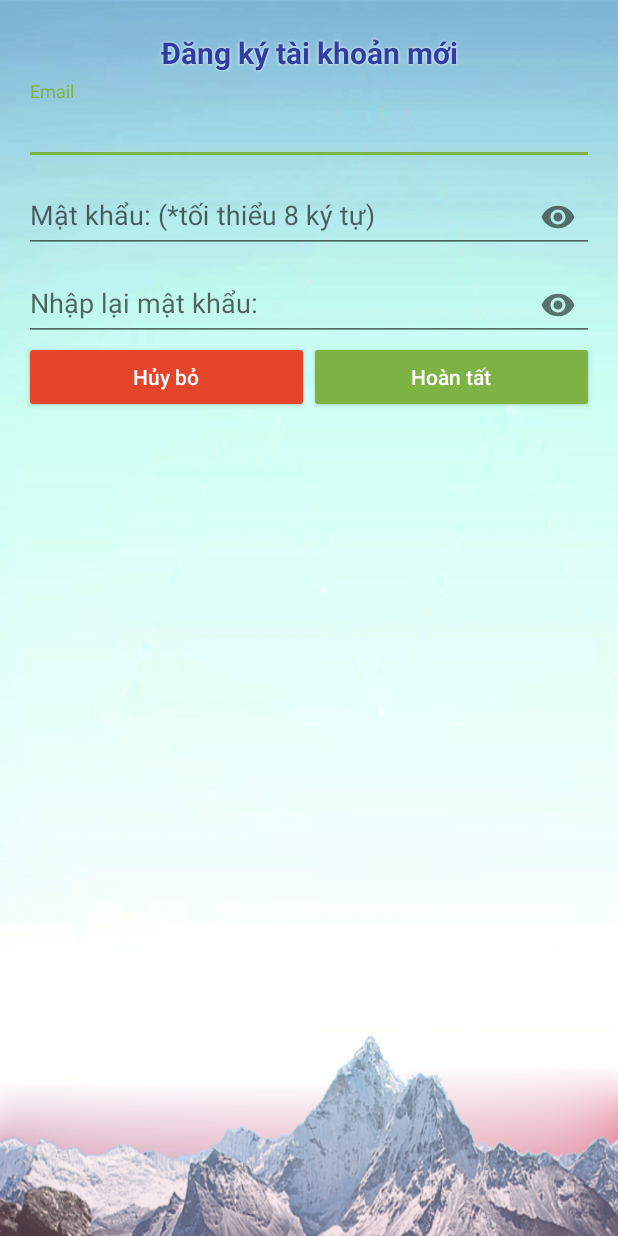
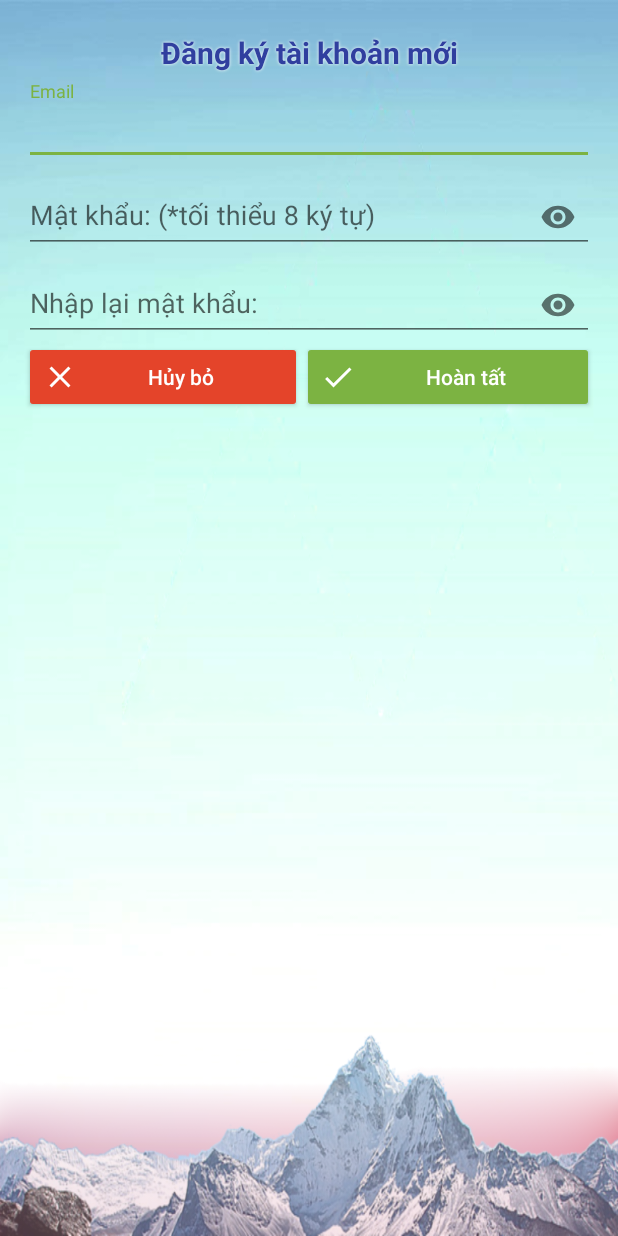
Before and after one commit to hongan126/tmap-personal-expenses, an Android app: the SignupActivity screen opened directly, with no data from a screen before it, on a phone screen of 412 x 824 dp. Run offline under Robolectric (Android 15) with nearby library versions, the phone set to English and light mode, and no system bars; our stand-ins replace Firebase (no records; nobody signed in at launch, a user with empty details on screens opened directly).

Commit message:
Add More Screen
Fix error and update Main Screen

```diff
--- /dev/null
+++ b/app/src/main/res/drawable/ic_clear_white_24dp.xml
@@ -0,0 +1,9 @@
+<vector xmlns:android="http://schemas.android.com/apk/res/android"
+        android:width="24dp"
+        android:height="24dp"
+        android:viewportWidth="24.0"
+        android:viewportHeight="24.0">
+    <path
+        android:fillColor="#ffffff"
+        android:pathData="M19,6.41L17.59,5 12,10.59 6.41,5 5,6.41 10.59,12 5,17.59 6.41,19 12,13.41 17.59,19 19,17.59 13.41,12z"/>
+</vector>
--- /dev/null
+++ b/app/src/main/res/drawable/ic_done_white_24dp.xml
@@ -0,0 +1,9 @@
+<vector xmlns:android="http://schemas.android.com/apk/res/android"
+        android:width="24dp"
+        android:height="24dp"
+        android:viewportWidth="24.0"
+        android:viewportHeight="24.0">
+    <path
+        android:fillColor="#ffffff"
+        android:pathData="M9,16.2L4.8,12l-1.4,1.4L9,19 21,7l-1.4,-1.4L9,16.2z"/>
+</vector>
--- /dev/null
+++ b/app/src/main/res/drawable/ic_sign_in.xml
@@ -0,0 +1,4 @@
+<vector android:height="24dp" android:viewportHeight="512.0"
+    android:viewportWidth="512.0" android:width="24dp" xmlns:android="http://schemas.android.com/apk/res/android">
+    <path android:fillColor="#ffffff" android:pathData="M416,448h-84c-6.6,0 -12,-5.4 -12,-12v-40c0,-6.6 5.4,-12 12,-12h84c17.7,0 32,-14.3 32,-32L448,160c0,-17.7 -14.3,-32 -32,-32h-84c-6.6,0 -12,-5.4 -12,-12L320,76c0,-6.6 5.4,-12 12,-12h84c53,0 96,43 96,96v192c0,53 -43,96 -96,96zM369,247L201,79c-15,-15 -41,-4.5 -41,17v96L24,192c-13.3,0 -24,10.7 -24,24v96c0,13.3 10.7,24 24,24h136v96c0,21.5 26,32 41,17l168,-168c9.3,-9.4 9.3,-24.6 0,-34z"/>
+</vector>
--- /dev/null
+++ b/app/src/main/res/drawable/ic_sign_out_alt.xml
@@ -0,0 +1,5 @@
+<vector android:alpha="0.87" android:height="24dp"
+    android:viewportHeight="512.0" android:viewportWidth="512.0"
+    android:width="24dp" xmlns:android="http://schemas.android.com/apk/res/android">
+    <path android:fillColor="#ffffff" android:pathData="M497,273L329,441c-15,15 -41,4.5 -41,-17v-96H152c-13.3,0 -24,-10.7 -24,-24v-96c0,-13.3 10.7,-24 24,-24h136V88c0,-21.4 25.9,-32 41,-17l168,168c9.3,9.4 9.3,24.6 0,34zM192,436v-40c0,-6.6 -5.4,-12 -12,-12H96c-17.7,0 -32,-14.3 -32,-32V160c0,-17.7 14.3,-32 32,-32h84c6.6,0 12,-5.4 12,-12V76c0,-6.6 -5.4,-12 -12,-12H96c-53,0 -96,43 -96,96v192c0,53 43,96 96,96h84c6.6,0 12,-5.4 12,-12z"/>
+</vector>
--- /dev/null
+++ b/app/src/main/res/drawable/ic_user_plus.xml
@@ -0,0 +1,4 @@
+<vector android:height="20dp" android:viewportHeight="512.0"
+    android:viewportWidth="640.0" android:width="24dp" xmlns:android="http://schemas.android.com/apk/res/android">
+    <path android:fillColor="#ffffff" android:pathData="M224,32c77.3,0 140,62.7 140,140s-62.7,140 -140,140S84,249.3 84,172 146.7,32 224,32zM384.4,324.1l-62.4,-15.6c-65.6,47.2 -145,36.6 -195.9,0l-62.4,15.6C26.2,333.4 0,367 0,405.6L0,438c0,23.2 18.8,42 42,42h364c23.2,0 42,-18.8 42,-42v-32.4c0,-38.5 -26.2,-72.1 -63.6,-81.5zM628,224.9h-68.9L559.1,156c0,-6.6 -5.4,-12 -12,-12h-38.2c-6.6,0 -12,5.4 -12,12l-0,68.9 -68.9,0c-6.6,0 -12,5.4 -12,12v38.2c0,6.6 5.4,12 12,12l68.9,0 0,68.9c0,6.6 5.4,12 12,12h38.2c6.6,0 12,-5.4 12,-12l0,-68.9 68.9,-0c6.6,0 12,-5.4 12,-12v-38.2c0,-6.6 -5.4,-12 -12,-12z"/>
+</vector>
--- a/app/src/main/res/layout/activity_login.xml
+++ b/app/src/main/res/layout/activity_login.xml
@@ -81,6 +81,7 @@
                     android:layout_weight="1"
                     android:backgroundTint="@android:color/holo_orange_light"
                     android:text="Tạo tài khoản"
+                    android:drawableLeft="@drawable/ic_user_plus"
                     android:textAllCaps="false" />
 
                 <Button
@@ -90,6 +91,7 @@
                     android:layout_height="wrap_content"
                     android:layout_weight="1"
                     android:text="Đăng nhập"
+                    android:drawableLeft="@drawable/ic_sign_in"
                     android:textAllCaps="false" />
             </LinearLayout>
 
--- a/app/src/main/res/layout/activity_signup.xml
+++ b/app/src/main/res/layout/activity_signup.xml
@@ -88,7 +88,8 @@
                     android:layout_weight="1"
                     android:backgroundTint="@color/orange"
                     android:text="Hủy bỏ"
-                    android:textAllCaps="false" />
+                    android:textAllCaps="false"
+                    android:drawableLeft="@drawable/ic_clear_white_24dp"/>
 
                 <Button
                     android:id="@+id/finish_signup_button"
@@ -97,7 +98,8 @@
                     android:layout_height="wrap_content"
                     android:layout_weight="1"
                     android:text="Hoàn tất"
-                    android:textAllCaps="false" />
+                    android:textAllCaps="false"
+                    android:drawableLeft="@drawable/ic_done_white_24dp"/>
             </LinearLayout>
 
             <TextView
--- a/app/src/main/res/values/strings.xml
+++ b/app/src/main/res/values/strings.xml
@@ -10,4 +10,7 @@
     <string name="fb_login_protocol_scheme">fb1790505444345652</string>
     <string name="login_with_google">Đăng nhập với Google</string>
     <string name="login_with_facebook">Đăng nhập với Facebook</string>
+
+    <!-- TODO: Remove or change this placeholder text -->
+    <string name="hello_blank_fragment">Hello blank fragment</string>
 </resources>
```
Also changed, not shown: app/build.gradle (+10 -8 lines), app/src/main/java/tmap/iuh/personalexpenses/LoginActivity.java (+41 -7 lines), app/src/main/java/tmap/iuh/personalexpenses/MainActivity.java (+31 -28 lines), app/src/main/java/tmap/iuh/personalexpenses/fragment/MoreFuncFragment.java (added, +53 -0 lines), app/src/main/java/tmap/iuh/personalexpenses/models/User.java (added, +20 -0 lines), app/src/main/res/layout/activity_main.xml (+6 -19 lines), app/src/main/res/layout/fragment_more_func.xml (added, +32 -0 lines), 1 other file.
